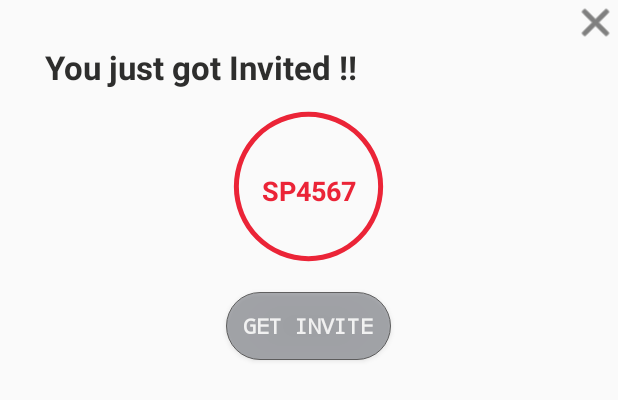
After one commit to Puna522025/Wedding, an Android app: the layout launch_dialog_two.xml on its own in the app's theme, with its tools: preview values and no code run, on a phone screen of 412 x 824 dp. The commit adds this screen. Shown: the top 400 px of the screen. Run offline under Robolectric (Android 15) with nearby library versions, the phone set to English and light mode, and no system bars.

Commit message:
dynamic linking added

```diff
--- a/app/build.gradle
+++ b/app/build.gradle
@@ -7,8 +7,8 @@ android {
         applicationId "pkapoor.wed"
         minSdkVersion 18
         targetSdkVersion 24
-        versionCode 3
-        versionName "1.2"
+        versionCode 4
+        versionName "1.3"
         multiDexEnabled true
         renderscriptTargetApi 18
         renderscriptSupportModeEnabled true
--- a/app/src/main/java/pkapoor/wed/EndScreen.java
+++ b/app/src/main/java/pkapoor/wed/EndScreen.java
@@ -31,6 +31,7 @@ public class EndScreen extends AppCompatActivity {
     ProgressBar progressBar;
     TextView tvUniqueCode, tvCongrats, tvYourCodeText, tvShare, tvContinue;
     RelativeLayout rlShare, rlEndBackground;
+    //String brideGroom = "";
     private Animation tickmarkZoomIn, tickmarkzoomOutWithBounce;
 
     @Override
@@ -58,7 +59,9 @@ public class EndScreen extends AppCompatActivity {
 
         if (getIntent() != null && getIntent().getExtras() != null && getIntent().getExtras().get("uniqueCode") != null) {
             tvUniqueCode.setText(getIntent().getExtras().get("uniqueCode").toString());
-        }
+        }/* if (getIntent() != null && getIntent().getExtras() != null && getIntent().getExtras().get("brideGroom") != null) {
+            brideGroom = getIntent().getExtras().get("brideGroom").toString();
+        }*/
         ObjectAnimator animation = ObjectAnimator.ofInt(progressBar, "progress", 0, 600);
         animation.setDuration(2200); //in milliseconds
         animation.setInterpolator(new DecelerateInterpolator());
--- /dev/null
+++ b/app/src/main/res/layout/launch_dialog_two.xml
@@ -0,0 +1,76 @@
+<?xml version="1.0" encoding="utf-8"?>
+<RelativeLayout xmlns:android="http://schemas.android.com/apk/res/android"
+    xmlns:tools="http://schemas.android.com/tools"
+    android:id="@+id/rlCenterLayout"
+    android:layout_width="wrap_content"
+    android:layout_height="wrap_content">
+
+    <RelativeLayout
+        android:layout_width="match_parent"
+        android:layout_height="wrap_content"
+        android:layout_alignParentStart="true"
+        android:layout_alignParentTop="true">
+
+        <TextView
+            android:id="@+id/tvInvited"
+            android:layout_width="wrap_content"
+            android:layout_height="wrap_content"
+            android:layout_marginLeft="30dp"
+            android:layout_marginTop="30dp"
+            android:text="You just got Invited !!"
+            android:textColor="@color/BlackToolBar"
+            android:textSize="22sp"
+            android:textStyle="bold" />
+
+        <ProgressBar
+            android:id="@+id/progressBar"
+            style="?android:attr/progressBarStyleHorizontal"
+            android:layout_width="130dp"
+            android:layout_height="130dp"
+            android:layout_below="@+id/tvInvited"
+            android:layout_centerHorizontal="true"
+            android:max="500"
+            android:progress="0"
+            android:progressDrawable="@drawable/circular"
+            tools:progress="500" />
+
+        <Button
+            android:id="@+id/btnGetInvite"
+            android:layout_width="110dp"
+            android:layout_height="45dp"
+            android:layout_below="@+id/progressBar"
+            android:layout_centerHorizontal="true"
+            android:layout_marginBottom="25dp"
+            android:layout_marginTop="5dp"
+            android:alpha="0.6"
+            android:background="@drawable/buttonshape"
+            android:text="Get Invite"
+            android:textColor="@android:color/white"
+            android:textStyle="bold"
+            android:typeface="monospace" />
+
+        <ImageView
+            android:id="@+id/imageViewClose"
+            android:layout_width="30dp"
+            android:layout_height="30dp"
+            android:layout_alignParentEnd="true"
+            android:layout_alignParentTop="true"
+            android:rotation="180"
+            android:src="@android:drawable/ic_menu_close_clear_cancel"
+            android:tint="@color/BlackToolBar" />
+
+        <TextView
+            android:id="@+id/tvUniqueCode"
+            android:layout_width="wrap_content"
+            android:layout_height="wrap_content"
+            android:layout_below="@+id/tvInvited"
+            android:layout_centerHorizontal="true"
+            android:layout_marginTop="55dp"
+            android:textColor="@color/colorRed"
+            android:textSize="18sp"
+            android:textStyle="bold"
+            tools:text="SP4567"
+
+            />
+    </RelativeLayout>
+</RelativeLayout>
```
Also changed, not shown: app/src/main/java/launchDetails/LaunchScreen.java (+121 -24 lines), app/src/main/java/pkapoor/wed/MainActivity.java (+5 -7 lines).
